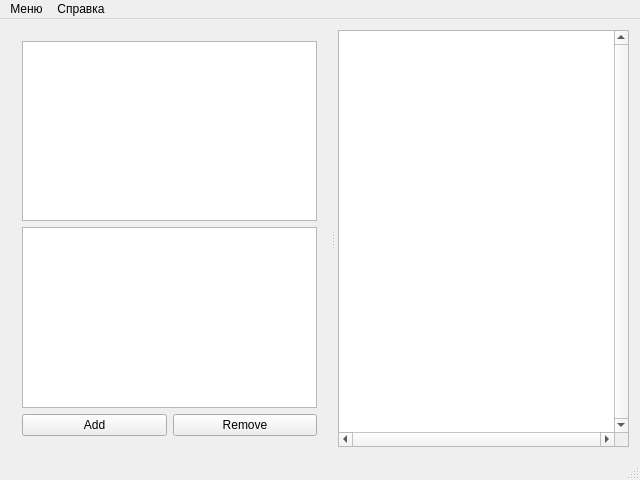
Above: mainwindow.ui from kekdck/graph_editor before the change. Below: the same form after it.
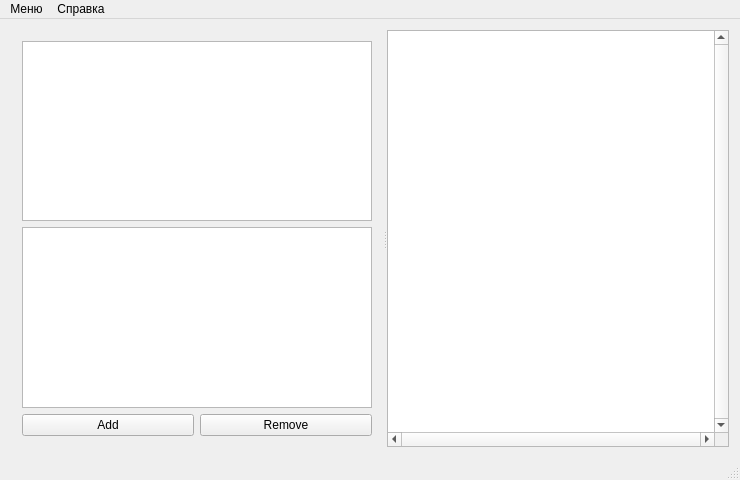
That is the form after the change.

Patch:
```diff
--- a/mainwindow.ui
+++ b/mainwindow.ui
@@ -6,7 +6,7 @@
    <rect>
     <x>0</x>
     <y>0</y>
-    <width>640</width>
+    <width>740</width>
     <height>480</height>
    </rect>
   </property>
@@ -17,14 +17,23 @@
    <layout class="QGridLayout" name="gridLayout">
     <item row="0" column="1">
      <widget class="QSplitter" name="splitter">
+      <property name="sizePolicy">
+       <sizepolicy hsizetype="Preferred" vsizetype="Preferred">
+        <horstretch>0</horstretch>
+        <verstretch>0</verstretch>
+       </sizepolicy>
+      </property>
       <property name="lineWidth">
        <number>1</number>
       </property>
       <property name="orientation">
        <enum>Qt::Horizontal</enum>
       </property>
-      <property name="handleWidth">
-       <number>10</number>
+      <property name="opaqueResize">
+       <bool>true</bool>
+      </property>
+      <property name="childrenCollapsible">
+       <bool>false</bool>
       </property>
       <widget class="QWidget" name="layoutWidget">
        <layout class="QVBoxLayout" name="verticalLayout">
@@ -39,7 +48,14 @@
          </widget>
         </item>
         <item>
-         <widget class="QTableWidget" name="tableWidget"/>
+         <widget class="QTableWidget" name="tableWidget">
+          <property name="sizePolicy">
+           <sizepolicy hsizetype="Preferred" vsizetype="Preferred">
+            <horstretch>0</horstretch>
+            <verstretch>0</verstretch>
+           </sizepolicy>
+          </property>
+         </widget>
         </item>
         <item>
          <layout class="QHBoxLayout" name="horizontalLayout">
@@ -63,7 +79,7 @@
       </widget>
       <widget class="QGraphicsView" name="graphicsView">
        <property name="sizePolicy">
-        <sizepolicy hsizetype="Expanding" vsizetype="Expanding">
+        <sizepolicy hsizetype="Preferred" vsizetype="Expanding">
          <horstretch>0</horstretch>
          <verstretch>0</verstretch>
         </sizepolicy>
@@ -87,8 +103,8 @@
     <rect>
      <x>0</x>
      <y>0</y>
-     <width>640</width>
-     <height>25</height>
+     <width>740</width>
+     <height>21</height>
     </rect>
    </property>
    <widget class="QMenu" name="menu">
```
